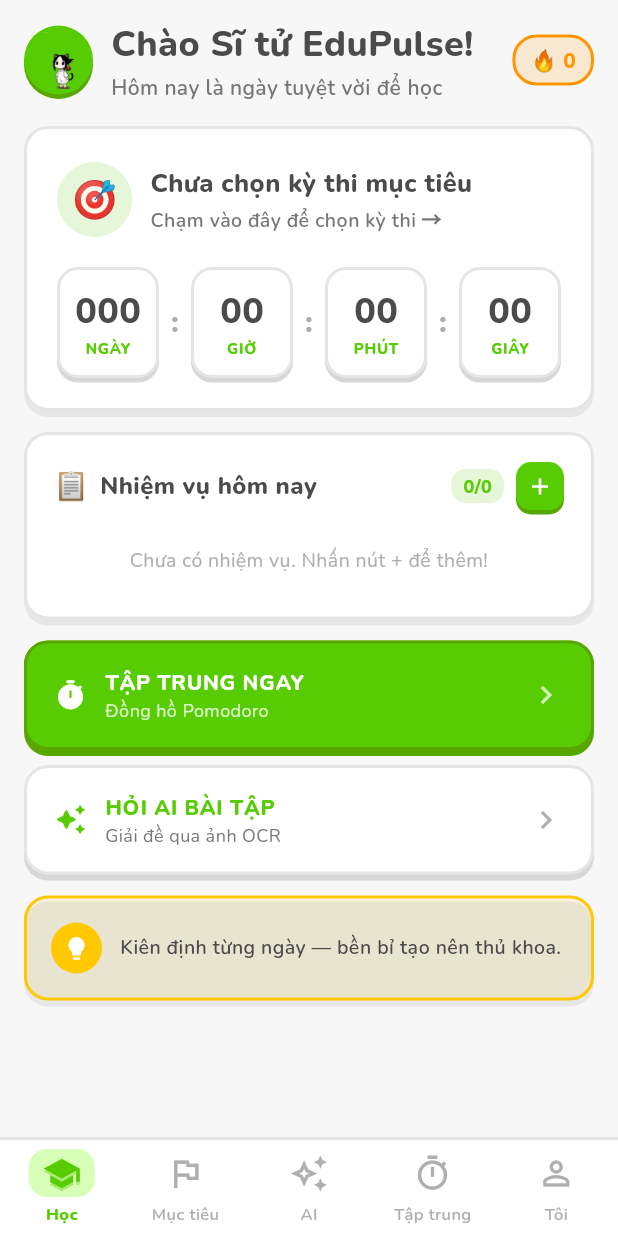
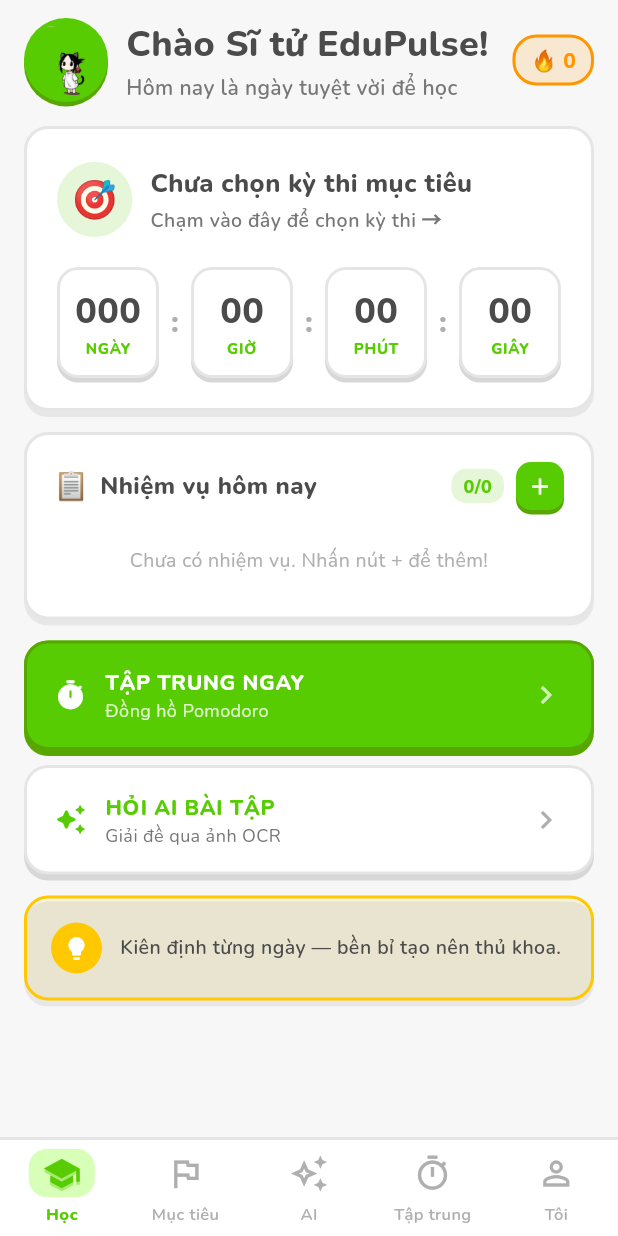
Before and after one commit to duycutecun/EduPulse, a Flutter app: the screen it shows after launch, on a phone screen of 412 x 824 dp. Run offline on Flutter 3.47's test engine with Material 3 defaults, Android fonts, the phone set to English and light mode, and no system bars; our stand-ins replace file_picker, google_fonts, shared_preferences, supabase_flutter; missing offline and left inert: dart:js_interop, flutter_math_fork; accounts and stored records are empty.

Commit message:
fix(web): add small 16/32 favicons; enlarge home app avatar to 56

```diff
--- a/lib/features/home/presentation/screens/home_screen.dart
+++ b/lib/features/home/presentation/screens/home_screen.dart
@@ -137,8 +137,8 @@ class _HomeScreenState extends State<HomeScreen> {
         Row(
           children: [
             Container(
-              width: 46,
-              height: 46,
+              width: 56,
+              height: 56,
               decoration: const BoxDecoration(
                 color: AppColors.green,
                 shape: BoxShape.circle,
@@ -146,7 +146,7 @@ class _HomeScreenState extends State<HomeScreen> {
               ),
               clipBehavior: Clip.antiAlias,
               child: Padding(
-                padding: const EdgeInsets.all(4),
+                padding: const EdgeInsets.all(5),
                 child: Image.asset('assets/images/mascot.png', fit: BoxFit.contain),
               ),
             ),
```
Also changed, not shown: 3 other files.
